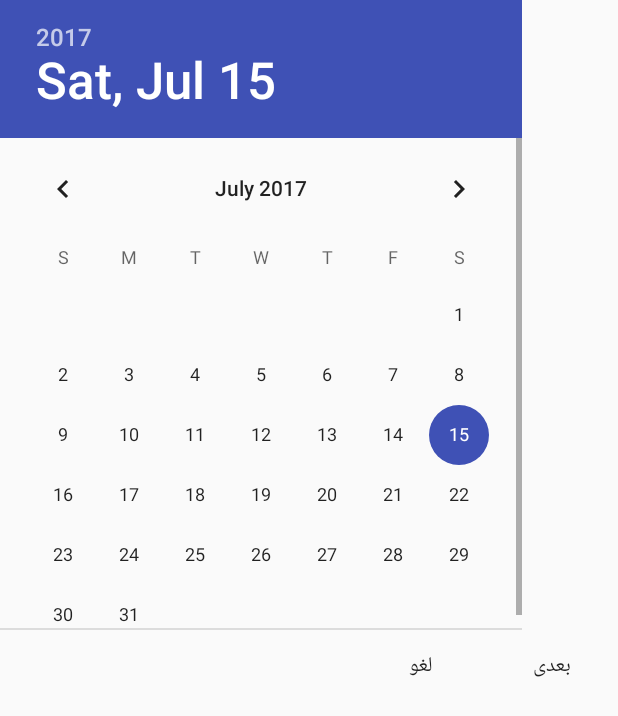
After one commit to aminamerian/HospitalManagement, an Android app: the layout dialog_reservation.xml on its own in the app's theme, with its tools: preview values and no code run, on a phone screen of 412 x 824 dp. The commit adds this screen. Shown: the top 716 px of the screen. Run offline under Robolectric (Android 15) with nearby library versions, the phone set to English and light mode, and no system bars.

Commit message:
working on reservation panel.

```diff
--- a/app/build.gradle
+++ b/app/build.gradle
@@ -2,7 +2,7 @@ apply plugin: 'com.android.application'
 
 android {
     compileSdkVersion 23
-    buildToolsVersion "23.0.3"
+    buildToolsVersion '25.0.0'
     defaultConfig {
         applicationId "aa.se.com.hospitalmanagement"
         minSdkVersion 19
--- /dev/null
+++ b/app/src/main/res/layout/dialog_reservation.xml
@@ -0,0 +1,72 @@
+<?xml version="1.0" encoding="utf-8"?>
+<RelativeLayout xmlns:android="http://schemas.android.com/apk/res/android"
+    xmlns:app="http://schemas.android.com/apk/res-auto"
+    android:layout_width="wrap_content"
+    android:layout_height="wrap_content">
+
+
+    <RelativeLayout
+        android:id="@+id/picker_container"
+        android:layout_width="match_parent"
+        android:layout_height="420dp">
+
+        <DatePicker
+            android:id="@+id/datePicker"
+            android:layout_width="wrap_content"
+            android:layout_height="wrap_content"
+            android:layout_alignParentEnd="true"
+            android:layout_alignParentStart="true"
+            android:visibility="visible" />
+
+        <LinearLayout
+            android:id="@+id/layout_header"
+            android:layout_width="match_parent"
+            android:layout_height="100dp"
+            android:layout_marginBottom="10dp"
+            android:background="@color/A700"
+            android:orientation="horizontal"
+            android:gravity="center_vertical|end"
+            android:visibility="gone">
+
+            <TextView
+                android:id="@+id/textView_header"
+                android:layout_width="wrap_content"
+                android:layout_height="wrap_content"
+                android:layout_marginEnd="30dp"
+                android:text="15"
+                android:textSize="55sp"
+                android:textColor="#ffffff"/>
+
+        </LinearLayout>
+
+        <android.support.v7.widget.RecyclerView
+            android:id="@+id/recycler_time_options"
+            android:layout_width="match_parent"
+            android:layout_height="match_parent"
+            android:layout_below="@id/layout_header" />
+
+
+    </RelativeLayout>
+
+    <LinearLayout
+        android:layout_width="wrap_content"
+        android:layout_height="60dp"
+        android:layout_alignParentEnd="true"
+        android:layout_below="@id/picker_container">
+
+        <Button
+            android:id="@+id/button_cancel"
+            android:layout_width="wrap_content"
+            android:layout_height="wrap_content"
+            android:background="?android:attr/selectableItemBackground"
+            android:text="لغو" />
+
+        <Button
+            android:id="@+id/button_accept"
+            android:layout_width="wrap_content"
+            android:layout_height="wrap_content"
+            android:background="?android:attr/selectableItemBackground"
+            android:text="بعدی" />
+
+    </LinearLayout>
+</RelativeLayout>
--- a/build.gradle
+++ b/build.gradle
@@ -5,7 +5,7 @@ buildscript {
         jcenter()
     }
     dependencies {
-        classpath 'com.android.tools.build:gradle:2.2.1'
+        classpath 'com.android.tools.build:gradle:2.3.3'
 
         // NOTE: Do not place your application dependencies here; they belong
         // in the individual module build.gradle files
```
Also changed, not shown: app/src/main/java/aa/se/com/hospitalmanagement/ReservationDialog.java (added, +103 -0 lines), app/src/main/java/aa/se/com/hospitalmanagement/SingleDocActivity.java (+23 -1 lines), app/src/main/java/aa/se/com/hospitalmanagement/TimeOptions_Recyclerview_Adapter.java (added, +57 -0 lines), app/src/main/res/layout/activity_single_doc.xml (+29 -5 lines), app/src/main/res/layout/item_timeoptions.xml (added, +28 -0 lines), app/src/main/res/values/strings.xml (+10 -0 lines), gradle/wrapper/gradle-wrapper.properties.
